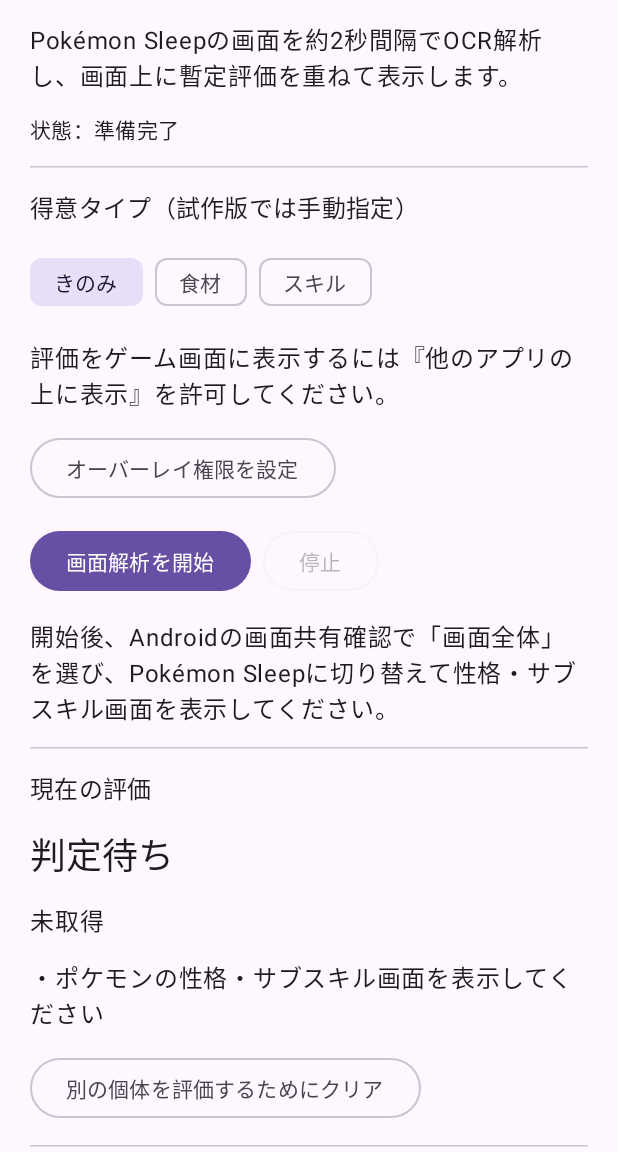
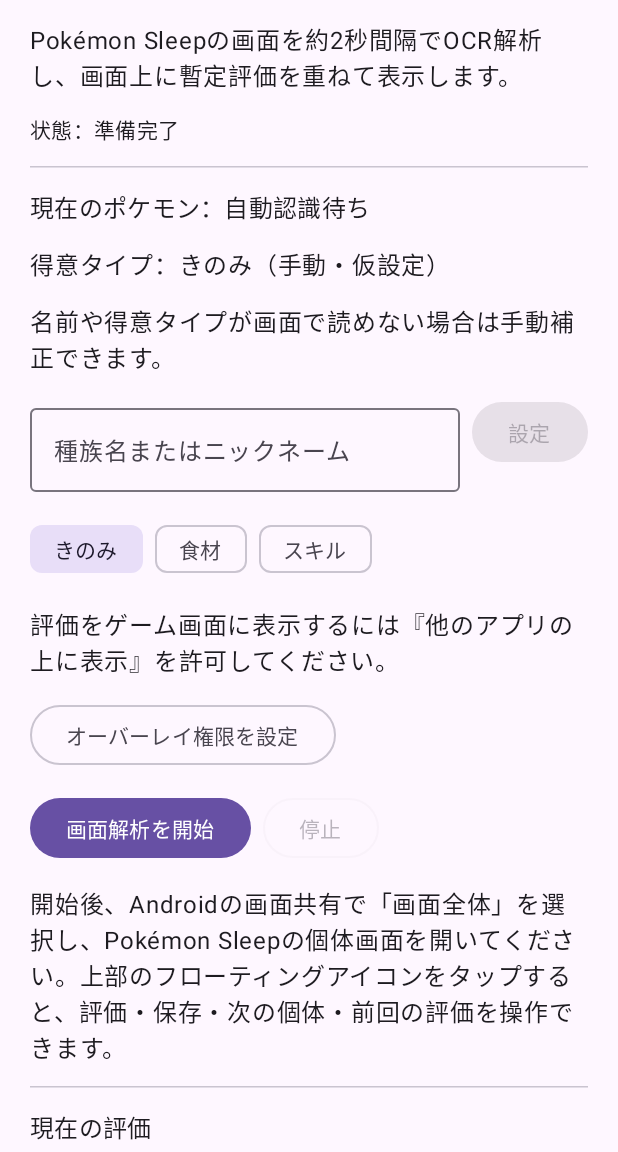
Before and after one commit to automationseDev/PokeSleepRater, an Android app built with Jetpack Compose: the screen it shows after launch (MainActivity), on a phone screen of 412 x 824 dp, the part 84-1236 px from its top. Run offline under Robolectric (Android 15) with nearby library versions, the phone set to English and light mode, and no system bars; pictures from the network do not load.

Commit message:
feat: editable species name, saved assessment history and next action in Compose UI

```diff
--- a/app/src/main/java/dev/automationse/pokesleeprater/MainActivity.kt
+++ b/app/src/main/java/dev/automationse/pokesleeprater/MainActivity.kt
@@ -50,6 +50,7 @@ class MainActivity : ComponentActivity() {
     }
     override fun onCreate(savedInstanceState: Bundle?) {
         super.onCreate(savedInstanceState)
+        LiveState.initialize(applicationContext)
         setContent {
             MaterialTheme {
                 Surface(modifier = Modifier.fillMaxSize()) {
@@ -82,6 +83,7 @@ private fun Home(
     overlayPermission: () -> Unit, overlayGranted: Boolean,
 ) {
     var showRaw by remember { mutableStateOf(false) }
+    var manualName by remember { mutableStateOf("") }
     val isOverlayGranted = overlayGranted
     Column(
         modifier = Modifier.fillMaxSize().verticalScroll(rememberScrollState()).padding(20.dp),
@@ -91,7 +93,22 @@ private fun Home(
         Text("Pokémon Sleepの画面を約2秒間隔でOCR解析し、画面上に暫定評価を重ねて表示します。")
         Text("状態：${LiveState.status}", style = MaterialTheme.typography.bodyMedium)
         HorizontalDivider()
-        Text("得意タイプ（試作版では手動指定）", style = MaterialTheme.typography.titleMedium)
+        Text("現在のポケモン：${LiveState.pokemonName ?: "自動認識待ち"}", style = MaterialTheme.typography.titleMedium)
+        Text("得意タイプ：${LiveState.role.label}（${if (LiveState.roleDetected) "画面から自動認識" else "手動・仮設定"}）")
+        Text("名前や得意タイプが画面で読めない場合は手動補正できます。")
+        Row(horizontalArrangement = Arrangement.spacedBy(8.dp)) {
+            OutlinedTextField(
+                value = manualName,
+                onValueChange = { manualName = it },
+                label = { Text("種族名またはニックネーム") },
+                singleLine = true,
+                modifier = Modifier.weight(1f),
+            )
+            Button(onClick = {
+                LiveState.setPokemonName(manualName)
+                manualName = ""
+            }, enabled = manualName.isNotBlank()) { Text("設定") }
+        }
         Row(horizontalArrangement = Arrangement.spacedBy(8.dp)) {
             Specialty.entries.forEach { type ->
                 FilterChip(
@@ -109,13 +126,29 @@ private fun Home(
             Button(onClick = start, enabled = !LiveState.capturing) { Text("画面解析を開始") }
             OutlinedButton(onClick = stop, enabled = LiveState.capturing) { Text("停止") }
         }
-        Text("開始後、Androidの画面共有確認で「画面全体」を選び、Pokémon Sleepに切り替えて性格・サブスキル画面を表示してください。")
+        Text("開始後、Androidの画面共有で「画面全体」を選択し、Pokémon Sleepの個体画面を開いてください。上部のフローティングアイコンをタップすると、評価・保存・次の個体・前回の評価を操作できます。")
         HorizontalDivider()
         Text("現在の評価", style = MaterialTheme.typography.titleMedium)
         Text(LiveState.report.oneLine, style = MaterialTheme.typography.headlineSmall)
         Text(LiveState.report.progress)
         LiveState.report.details.take(8).forEach { Text("・$it") }
-        OutlinedButton(onClick = { LiveState.reset() }) { Text("別の個体を評価するためにクリア") }
+        Button(onClick = { LiveState.saveAndNext() }) { Text("保存して次のポケモンへ") }
+        if (LiveState.waitingForNext) {
+            OutlinedButton(onClick = { LiveState.startAnyway() }) {
+                Text("同種・同条件でも評価を再開")
+            }
+        }
+        HorizontalDivider()
+        Text("評価履歴（自動保存・最新100件）", style = MaterialTheme.typography.titleMedium)
+        if (LiveState.history.isEmpty()) {
+            Text("評価結果を読み取ると、ここに保存されます。")
+        } else {
+            LiveState.history.take(12).forEach { record ->
+                Text("${record.pokemonName}  ${record.grade} ${record.score}点  " +
+                    "${record.role.label} / ${record.nature ?: "性格未確認"}  " +
+                    "スキル${record.slots.size}/5")
+            }
+        }
         HorizontalDivider()
         Text("診断", style = MaterialTheme.typography.titleSmall)
         Text("処理済みOCRフレーム：${LiveState.processedFrames}")
@@ -130,6 +163,7 @@ private fun Home(
         }
         if (showRaw) Text(LiveState.lastRecognizedText.ifEmpty { "まだOCR結果はありません" })
         Text("※独自の暫定評価です。種族固有性能・食材構成・ミント・Lv75/100の精密評価には未対応です。")
-        Text("※キャプチャ画像・OCRテキストは保存・送信しません。個体を切り替える前にクリアしてください。")
+        Text("※キャプチャ画像・OCRテキストは保存・送信しません。評価履歴（名前・性格・サブスキル・点数のみ）は端末内に保存します。")
+        Text("※ニックネームを付けた個体、同じ種族の個体切替は自動識別できない場合があります。その際は「保存して次へ」を使ってください。")
     }
 }
```
